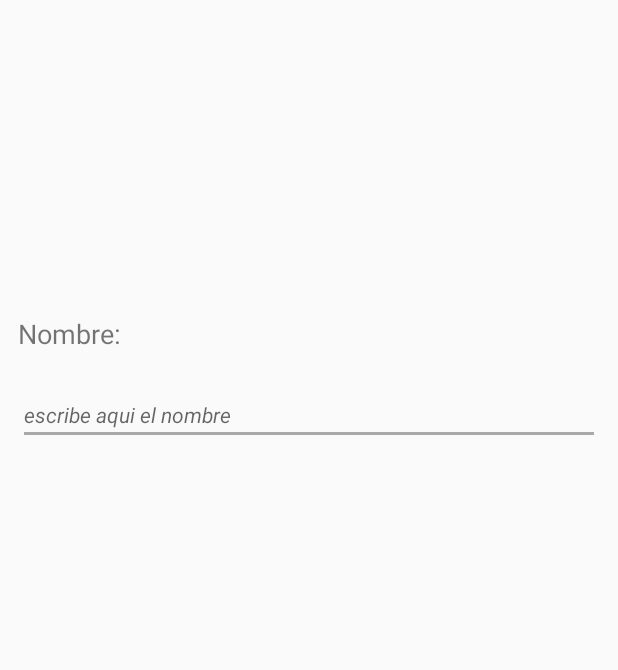
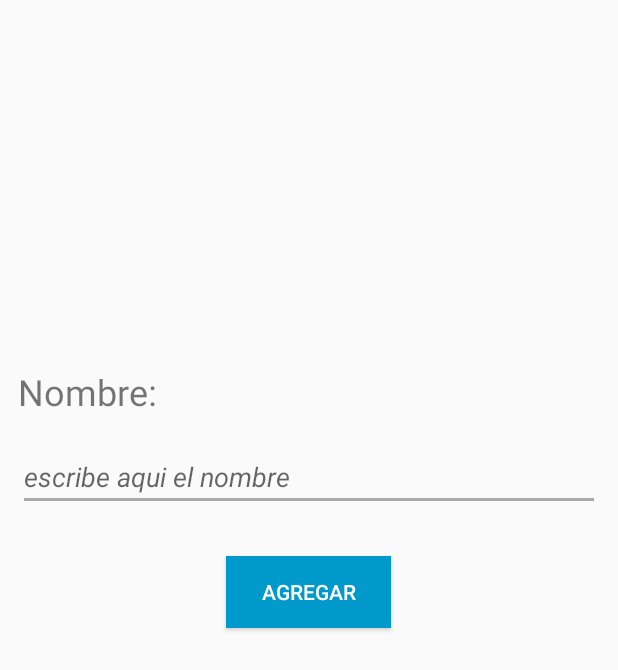
Before and after one commit to maurocg89/SuperLista, an Android app: the layout form_agregar_lista.xml on its own in the app's theme, with its tools: preview values and no code run, on a phone screen of 412 x 824 dp. Shown: the top 670 px of the screen. Run offline under Robolectric (Android 15) with nearby library versions, the phone set to English and light mode, and no system bars; network calls fail.

Commit message:
Agrego el FloatingButton a FragmentProductos, termino Fragment AgregarLista y modifico xml

```diff
--- a/app/src/main/res/layout/form_agregar_lista.xml
+++ b/app/src/main/res/layout/form_agregar_lista.xml
@@ -1,5 +1,6 @@
 <?xml version="1.0" encoding="utf-8"?>
-<LinearLayout xmlns:android="http://schemas.android.com/apk/res/android"
+<LinearLayout
+    xmlns:android="http://schemas.android.com/apk/res/android"
     android:layout_width="match_parent"
     android:layout_height="match_parent"
     android:layout_margin="@dimen/margen_entre_items"
@@ -8,12 +9,12 @@
 
     <TextView
         android:id="@+id/textViewNombreForm"
-        android:layout_width="wrap_content"
+        android:layout_width="match_parent"
         android:layout_height="wrap_content"
-        android:layout_weight="0.27"
+        android:layout_weight="0.38"
         android:gravity="bottom"
         android:text="@string/nombre"
-        android:textSize="18sp" />
+        android:textSize="24sp" />
 
     <EditText
         android:id="@+id/editTextNombreForm"
@@ -24,6 +25,16 @@
         android:gravity="bottom"
         android:hint="@string/nombre_lista"
         android:inputType="textPersonName"
-        android:textSize="14sp"
+        android:textSize="18sp"
         android:textStyle="italic" />
+
+    <Button
+        android:id="@+id/buttonAgregar"
+        android:layout_width="110dp"
+        android:layout_height="wrap_content"
+        android:layout_gravity="center_horizontal"
+        android:layout_margin="30dp"
+        android:background="@android:color/holo_blue_dark"
+        android:text="@string/agregar"
+        android:textColor="@android:color/background_light" />
 </LinearLayout>
--- a/app/src/main/res/layout/fragment_listas.xml
+++ b/app/src/main/res/layout/fragment_listas.xml
@@ -15,7 +15,7 @@
     </ListView>
 
     <android.support.design.widget.FloatingActionButton
-        android:id="@+id/boton_de_accion"
+        android:id="@+id/boton_de_accion_listas"
         android:layout_width="wrap_content"
         android:layout_height="wrap_content"
         android:layout_gravity="bottom|end"
--- a/app/src/main/res/values/strings.xml
+++ b/app/src/main/res/values/strings.xml
@@ -30,10 +30,13 @@
     <string name="boton_env_comentario">Enviar Comentario</string>
 
     <!--STRINGS PARA EL xml form_agregar_lista -->
+    <string name="nueva_lista">Nueva lista</string>
     <string name="nombre">Nombre:</string>
     <string name="nombre_lista">escribe aqui el nombre</string>
+    <string name="agregar">AGREGAR</string>
 
-
+    <!--STRINGS PARA EL xml form_nuevo_producto -->
+    <string name="nueva_producto">Nuevo Producto</string>
 
     <!-- TODO: Remove or change this placeholder text -->
     <string name="hello_blank_fragment">Hello blank fragment</string>
```
Also changed, not shown: app/src/main/java/com/example/superlista/FragmentAgregarLista.java (added, +88 -0 lines), app/src/main/java/com/example/superlista/FragmentAgregarProducto.java (added, +44 -0 lines), app/src/main/java/com/example/superlista/FragmentListas.java (+11 -5 lines), app/src/main/java/com/example/superlista/FragmentProductos.java (+28 -0 lines), app/src/main/java/com/example/superlista/MainActivity.java (+3 -9 lines), app/src/main/java/com/example/superlista/model/Lista.java (+22 -0 lines), app/src/main/res/layout/form_nuevo_producto.xml (+8 -11 lines), app/src/main/res/layout/fragment_productos.xml (+16 -2 lines).
